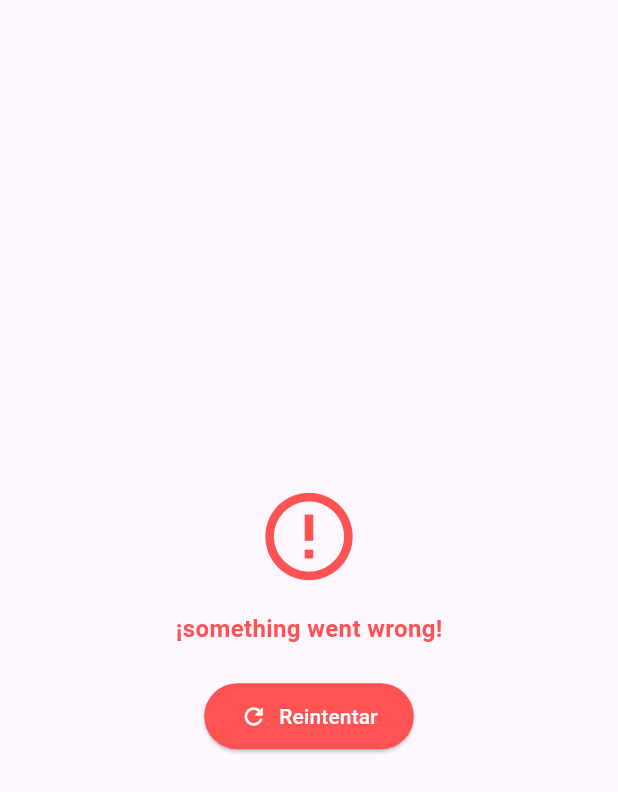
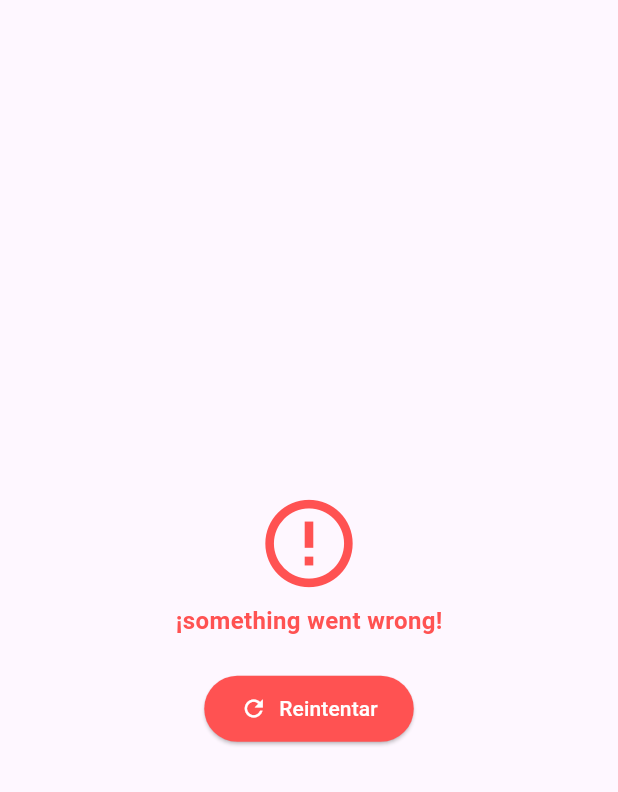
Before and after one commit to jholian10/CHAP_IA_0.0.1, a Flutter app: the ErrorView widget shown alone on an empty page, opened directly with empty values, on a phone screen of 412 x 824 dp. Shown: the top 792 px of the screen. Run offline on Flutter 3.47's test engine with Material 3 defaults, Android fonts, the phone set to English and light mode, and no system bars; our stand-ins replace flutter_bloc.

```diff
--- a/chap_ia_001/lib/views/chat_page.dart
+++ b/chap_ia_001/lib/views/chat_page.dart
@@ -162,7 +162,6 @@ class _ChatPageState extends State<ChatPage> {
                         shape: CircleBorder(),
                         padding: EdgeInsets.all(14),
                         backgroundColor: Colors.black,
-                        elevation: 0,
                       ),
                       child: Icon(
                         Icons.arrow_upward,
--- a/chap_ia_001/lib/views/error_view.dart
+++ b/chap_ia_001/lib/views/error_view.dart
@@ -15,7 +15,7 @@ class ErrorView extends StatelessWidget {
           mainAxisSize: MainAxisSize.min,
           children: [
             Icon(Icons.error_outline, color: Colors.redAccent, size: 70),
-            const SizedBox(height: 15),
+            const SizedBox(height: 5),
             Text(
               '¡something went wrong!',
               style: TextStyle(
```
Also changed, not shown: chap_ia_001/lib/views/loading_view.dart (+11 -2 lines).
